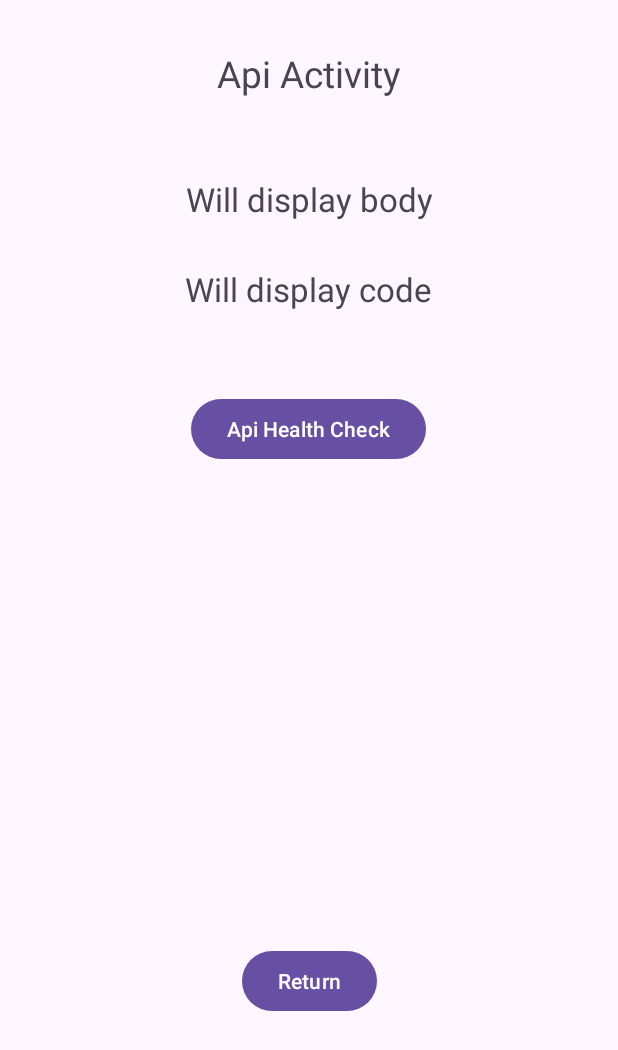
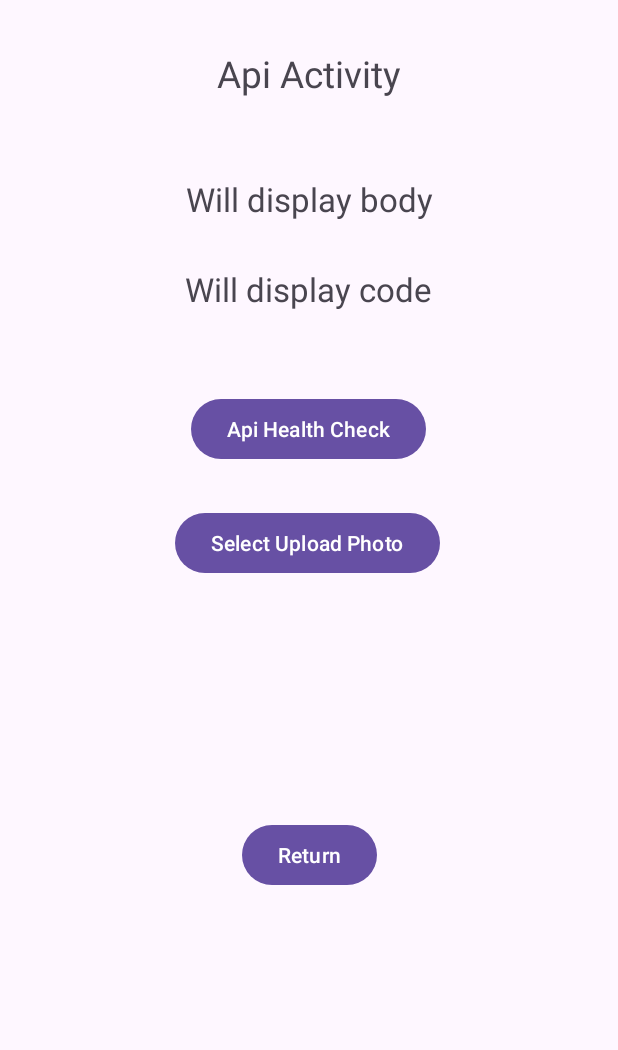
Before and after one commit to staucktion/android-first-prototype, an Android app: the ApiActivity screen opened directly, with no data from a screen before it, on a phone screen of 412 x 824 dp. Shown: the top 1050 px of the screen. Run offline under Robolectric (Android 15) with nearby library versions, the phone set to English and light mode, and no system bars.

Commit message:
Photo upload to server

```diff
--- a/app/src/main/AndroidManifest.xml
+++ b/app/src/main/AndroidManifest.xml
@@ -5,6 +5,7 @@
     <uses-permission android:name="android.permission.ACCESS_FINE_LOCATION" />
     <uses-permission android:name="android.permission.ACCESS_COARSE_LOCATION" />
     <uses-permission android:name="android.permission.INTERNET" />
+    <uses-permission android:name="android.permission.READ_EXTERNAL_STORAGE" android:maxSdkVersion="32" />
 
     <queries>
         <intent>
--- a/app/src/main/java/com/example/staucktion/api/ApiService.java
+++ b/app/src/main/java/com/example/staucktion/api/ApiService.java
@@ -1,11 +1,19 @@
 package com.example.staucktion.api;
 
+import okhttp3.MultipartBody;
+import okhttp3.ResponseBody;
 import retrofit2.Call;
 import retrofit2.http.GET;
-import okhttp3.ResponseBody;
+import retrofit2.http.Multipart;
+import retrofit2.http.POST;
+import retrofit2.http.Part;
 
 public interface ApiService {
     // Define a GET request for the /health endpoint
     @GET("health")
     Call<ResponseBody> getHealthStatus();
+
+    @Multipart
+    @POST("upload")
+    Call<ResponseBody> uploadPhoto(@Part MultipartBody.Part photo);
 }
--- a/app/src/main/res/layout/activity_api.xml
+++ b/app/src/main/res/layout/activity_api.xml
@@ -58,9 +58,21 @@
         android:id="@+id/btnGoBack"
         android:layout_width="wrap_content"
         android:layout_height="wrap_content"
-        android:layout_marginTop="320dp"
+        android:layout_marginTop="236dp"
         android:text="Return"
         app:layout_constraintEnd_toEndOf="parent"
         app:layout_constraintStart_toStartOf="parent"
         app:layout_constraintTop_toBottomOf="@+id/btnHealthCheck" />
+
+    <Button
+        android:id="@+id/btnUploadPhoto"
+        android:layout_width="wrap_content"
+        android:layout_height="wrap_content"
+        android:layout_marginTop="28dp"
+        android:text="Select Upload Photo"
+        app:layout_constraintEnd_toEndOf="parent"
+        app:layout_constraintHorizontal_bias="0.497"
+        app:layout_constraintStart_toStartOf="parent"
+        app:layout_constraintTop_toBottomOf="@+id/btnHealthCheck" />
+
 </androidx.constraintlayout.widget.ConstraintLayout>
```
Also changed, not shown: app/src/main/java/com/example/staucktion/ApiActivity.java (+98 -4 lines), app/src/main/java/com/example/staucktion/utils/FileUtils.java (added, +18 -0 lines), 1 other file.
